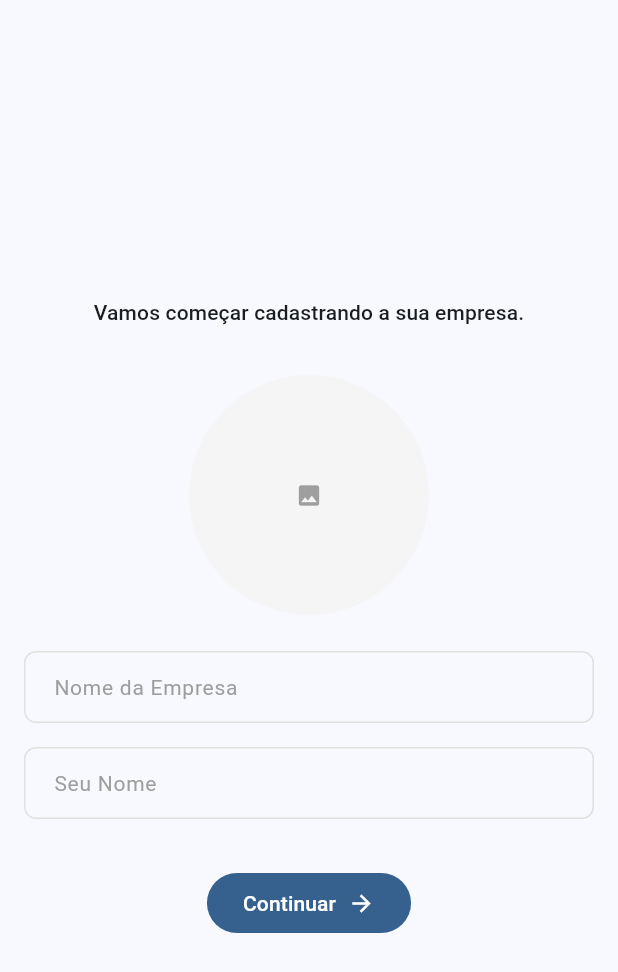
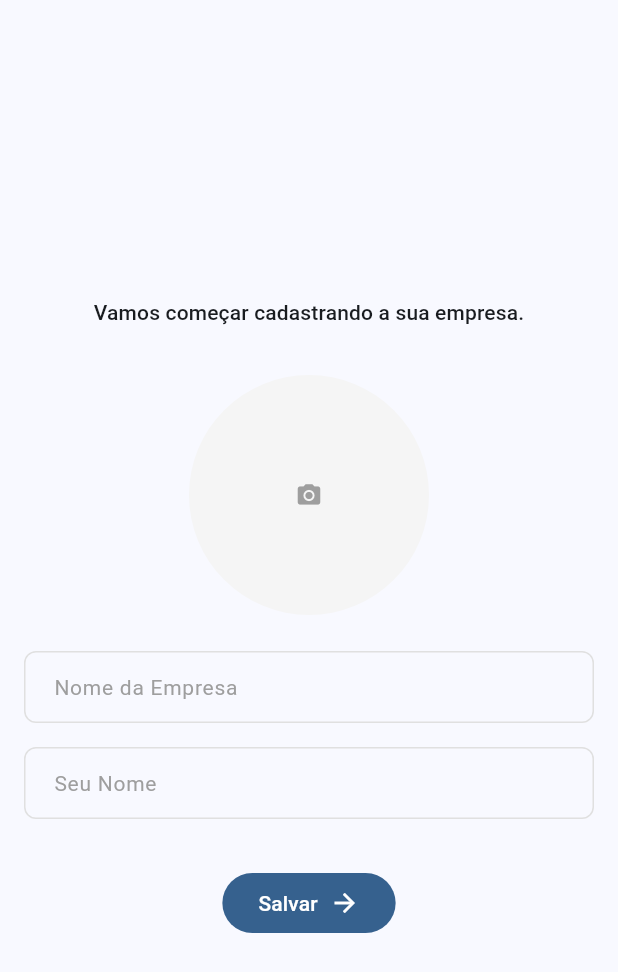
Before and after one commit to Jhone0202/lucro_simples, a Flutter app: the screen it shows after launch, after a tap on "Começar", on a phone screen of 412 x 824 dp. Shown: the top 972 px of the screen. Run offline on Flutter 3.47's test engine with Material 3 defaults, Android fonts, the phone set to English and light mode, and no system bars; our stand-ins replace fluttertoast, get_it, image_picker, sqflite; accounts and stored records are empty.

Commit message:
task: fist acess page.

```diff
--- /dev/null
+++ b/lib/app_injector.dart
@@ -0,0 +1,29 @@
+import 'package:get_it/get_it.dart';
+import 'package:lucro_simples/repositories/company_repository_interface.dart';
+import 'package:lucro_simples/repositories/company_repository_sqlite.dart';
+import 'package:lucro_simples/repositories/customer_repository_interface.dart';
+import 'package:lucro_simples/repositories/customer_repository_sqlite.dart';
+import 'package:lucro_simples/repositories/product_repository_interface.dart';
+import 'package:lucro_simples/repositories/product_repository_sqlite.dart';
+import 'package:lucro_simples/repositories/sale_repository_interface.dart';
+import 'package:lucro_simples/repositories/sale_repository_sqlite.dart';
+
+final getIt = GetIt.instance;
+
+void appInjectorSetup() {
+  getIt.registerLazySingleton<ICompanyRepository>(
+    () => CompanyRepositorySqlite(),
+  );
+
+  getIt.registerLazySingleton<ICustomerRepository>(
+    () => CustomerRepositorySqlite(),
+  );
+
+  getIt.registerLazySingleton<IProductRepository>(
+    () => ProductRepositorySqlite(),
+  );
+
+  getIt.registerLazySingleton<ISaleRepository>(
+    () => SaleRepositorySqlite(),
+  );
+}
--- a/lib/components/primary_button.dart
+++ b/lib/components/rounded_button.dart
@@ -2,7 +2,7 @@ import 'package:flutter/foundation.dart';
 import 'package:flutter/material.dart';
 import 'package:lucro_simples/utils/feedback_user.dart';
 
-class PrimaryButton extends StatefulWidget {
+class RoundedButton extends StatefulWidget {
   final String title;
   final Function? onPressed;
   final bool expanded;
@@ -15,7 +15,7 @@ class PrimaryButton extends StatefulWidget {
   final bool small;
   final Color? contentColor;
 
-  const PrimaryButton({
+  const RoundedButton({
     super.key,
     required this.title,
     this.onPressed,
@@ -31,10 +31,10 @@ class PrimaryButton extends StatefulWidget {
   });
 
   @override
-  State<PrimaryButton> createState() => _PrimaryButtonState();
+  State<RoundedButton> createState() => _RoundedButtonState();
 }
 
-class _PrimaryButtonState extends State<PrimaryButton> {
+class _RoundedButtonState extends State<RoundedButton> {
   bool _isLoading = false;
 
   Future<void> _handleOnPressed() async {
@@ -85,14 +85,11 @@ class _PrimaryButtonState extends State<PrimaryButton> {
             _isLoading || widget.onPressed == null ? null : _handleOnPressed,
         style: FilledButton.styleFrom(
           visualDensity: widget.small ? VisualDensity.compact : null,
-          shape: RoundedRectangleBorder(
-            borderRadius: BorderRadius.circular(6),
-          ),
           disabledBackgroundColor: Colors.grey,
           disabledForegroundColor: Colors.white70,
           padding: widget.small
               ? const EdgeInsets.symmetric(horizontal: 8, vertical: 4)
-              : const EdgeInsets.all(20),
+              : null,
           backgroundColor: widget.backgroundColor,
           foregroundColor: widget.contentColor,
         ),
@@ -111,10 +108,6 @@ class _PrimaryButtonState extends State<PrimaryButton> {
               const SizedBox(width: 8),
               Text(widget.loadingTitle),
             ] else ...[
-              if (widget.iconData != null) ...[
-                Icon(widget.iconData, size: widget.small ? 14 : 20),
-                SizedBox(width: widget.small ? 4 : 8),
-              ],
               Flexible(
                 child: Text(
                   widget.title,
@@ -123,6 +116,10 @@ class _PrimaryButtonState extends State<PrimaryButton> {
                   style: TextStyle(fontSize: widget.small ? 12 : null),
                 ),
               ),
+              if (widget.iconData != null) ...[
+                SizedBox(width: widget.small ? 4 : 8),
+                Icon(widget.iconData, size: widget.small ? 14 : 20),
+              ],
             ]
           ],
         ),
--- a/lib/main.dart
+++ b/lib/main.dart
@@ -1,6 +1,8 @@
 import 'package:flutter/material.dart';
+import 'package:lucro_simples/app_injector.dart';
 import 'package:lucro_simples/app_widget.dart';
 
 void main() {
+  appInjectorSetup();
   runApp(const MyApp());
 }
--- /dev/null
+++ b/lib/managers/session_manager.dart
@@ -0,0 +1,11 @@
+import 'package:lucro_simples/entities/company.dart';
+
+class SessionManager {
+  static Company? _company;
+
+  static Company? get loggedCompany => _company;
+
+  static Future initSession(Company company) async {
+    _company = company;
+  }
+}
--- a/lib/pages/onboarding/intro_company_page.dart
+++ b/lib/pages/onboarding/intro_company_page.dart
@@ -2,7 +2,12 @@ import 'dart:io';
 
 import 'package:flutter/material.dart';
 import 'package:image_picker/image_picker.dart';
+import 'package:lucro_simples/app_injector.dart';
+import 'package:lucro_simples/components/rounded_button.dart';
 import 'package:lucro_simples/entities/company.dart';
+import 'package:lucro_simples/managers/session_manager.dart';
+import 'package:lucro_simples/pages/home_page.dart';
+import 'package:lucro_simples/repositories/company_repository_interface.dart';
 import 'package:lucro_simples/utils/input_decorations.dart';
 import 'package:path_provider/path_provider.dart';
 
@@ -15,21 +20,41 @@ class IntroCompanyPage extends StatefulWidget {
 }
 
 class _IntroCompanyPageState extends State<IntroCompanyPage> {
-  final _company = Company(name: '', userName: '');
-  final _picker = ImagePicker();
+  final picker = ImagePicker();
+
+  final repository = getIt.get<ICompanyRepository>();
+  final company = Company(name: '', userName: '');
+  final formKey = GlobalKey<FormState>();
+
+  final nameController = TextEditingController();
+  final userNameController = TextEditingController();
 
   Future _selectPhoto() async {
-    final pickedFile = await _picker.pickImage(source: ImageSource.gallery);
+    final pickedFile = await picker.pickImage(source: ImageSource.gallery);
 
     if (pickedFile != null) {
-      final appDir = await getApplicationDocumentsDirectory();
+      final dir = await getApplicationDocumentsDirectory();
       final fileName = pickedFile.name;
-      final savedImage =
-          await File(pickedFile.path).copy('${appDir.path}/$fileName');
+      final saved = await File(pickedFile.path).copy('${dir.path}/$fileName');
 
-      setState(() {
-        _company.photoURL = savedImage.path; // Salva o caminho da imagem
-      });
+      company.photoURL = saved.path;
+      setState(() {});
+    }
+  }
+
+  Future _saveAndInitSession() async {
+    company.name = nameController.text;
+    company.userName = nameController.text;
+
+    final saved = await repository.registerNewCompany(company);
+    SessionManager.initSession(saved);
+
+    if (mounted) {
+      Navigator.pushNamedAndRemoveUntil(
+        context,
+        HomePage.routeName,
+        (route) => false,
+      );
     }
   }
 
@@ -57,52 +82,54 @@ class _IntroCompanyPageState extends State<IntroCompanyPage> {
                 backgroundColor: Colors.grey.shade100,
                 padding: EdgeInsets.zero,
               ),
-              child: _company.photoURL != null
+              child: company.photoURL != null
                   ? ClipOval(
                       child: Image.file(
-                        File(_company.photoURL!),
+                        File(company.photoURL!),
                         fit: BoxFit.cover,
                         width: 160,
                         height: 160,
                       ),
                     )
                   : const Icon(
-                      Icons.photo,
+                      Icons.camera_alt,
                       color: Colors.grey,
                     ),
             ),
             const SizedBox(height: 24),
             Form(
+              key: formKey,
               child: Column(
                 children: [
                   TextFormField(
+                    controller: nameController,
                     decoration: defaultFormDecoration(context).copyWith(
                       labelText: 'Nome da Empresa',
                     ),
+                    validator: (v) => v?.trim().isEmpty == true
+                        ? 'Por favor, informe o nome da sua empresa.'
+                        : null,
                   ),
                   const SizedBox(height: 16),
                   TextFormField(
+                    controller: userNameController,
                     decoration: defaultFormDecoration(context).copyWith(
                       labelText: 'Seu Nome',
                     ),
+                    validator: (v) => v?.trim().isEmpty == true
+                        ? 'Por favor, informe o seu nome.'
+                        : null,
                   ),
                 ],
               ),
             ),
             const SizedBox(height: 32),
-            FilledButton(
-              onPressed: () => Navigator.pushNamed(
-                context,
-                IntroCompanyPage.routeName,
-              ),
-              child: const Row(
-                mainAxisSize: MainAxisSize.min,
-                children: [
-                  Text('Continuar'),
-                  SizedBox(width: 8),
-                  Icon(Icons.arrow_forward),
-                ],
-              ),
+            RoundedButton(
+              onPressed: _saveAndInitSession,
+              title: 'Salvar',
+              iconData: Icons.arrow_forward,
+              expanded: false,
+              formKey: formKey,
             ),
           ],
         ),
--- a/lib/pages/onboarding/intro_page.dart
+++ b/lib/pages/onboarding/intro_page.dart
@@ -1,8 +1,9 @@
 import 'package:flutter/material.dart';
+import 'package:lucro_simples/components/rounded_button.dart';
 import 'package:lucro_simples/pages/onboarding/intro_company_page.dart';
 
 class IntroPage extends StatefulWidget {
-  static const String routeName = '/';
+  static const String routeName = '/intro_page';
   const IntroPage({super.key});
 
   @override
@@ -29,19 +30,14 @@ class _IntroPageState extends State<IntroPage> {
               textAlign: TextAlign.center,
             ),
             const SizedBox(height: 16),
-            FilledButton(
+            RoundedButton(
               onPressed: () => Navigator.pushNamed(
                 context,
                 IntroCompanyPage.routeName,
               ),
-              child: const Row(
-                mainAxisSize: MainAxisSize.min,
-                children: [
-                  Text('Começar'),
-                  SizedBox(width: 8),
-                  Icon(Icons.arrow_forward),
-                ],
-              ),
+              title: 'Começar',
+              iconData: Icons.arrow_forward,
+              expanded: false,
             ),
           ],
         ),
--- a/lib/pages/splash_page.dart
+++ b/lib/pages/splash_page.dart
@@ -1,9 +1,12 @@
 import 'package:flutter/material.dart';
+import 'package:lucro_simples/app_injector.dart';
+import 'package:lucro_simples/managers/session_manager.dart';
 import 'package:lucro_simples/pages/home_page.dart';
 import 'package:lucro_simples/pages/onboarding/intro_page.dart';
+import 'package:lucro_simples/repositories/company_repository_interface.dart';
 
 class SplashPage extends StatefulWidget {
-  static const String routeName = '/splash';
+  static const String routeName = '/';
   const SplashPage({super.key});
 
   @override
@@ -11,7 +14,7 @@ class SplashPage extends StatefulWidget {
 }
 
 class _SplashPageState extends State<SplashPage> {
-  final bool _introFinished = false;
+  final repository = getIt.get<ICompanyRepository>();
 
   @override
   void initState() {
@@ -19,12 +22,18 @@ class _SplashPageState extends State<SplashPage> {
     _firstLoad();
   }
 
-  void _firstLoad() {
-    Navigator.pushNamedAndRemoveUntil(
-      context,
-      _introFinished ? HomePage.routeName : IntroPage.routeName,
-      (route) => false,
-    );
+  Future _firstLoad() async {
+    final savedCompany = await repository.getSavedCompany();
+
+    if (savedCompany != null) SessionManager.initSession(savedCompany);
+
+    if (mounted) {
+      Navigator.pushNamedAndRemoveUntil(
+        context,
+        savedCompany != null ? HomePage.routeName : IntroPage.routeName,
+        (route) => false,
+      );
+    }
   }
 
   @override
--- a/lib/repositories/company_repository_interface.dart
+++ b/lib/repositories/company_repository_interface.dart
@@ -2,4 +2,5 @@ import 'package:lucro_simples/entities/company.dart';
 
 abstract class ICompanyRepository {
   Future<Company> registerNewCompany(Company company);
+  Future<Company?> getSavedCompany();
 }
--- a/lib/repositories/company_repository_sqlite.dart
+++ b/lib/repositories/company_repository_sqlite.dart
@@ -33,4 +33,15 @@ class CompanyRepositorySqlite extends ICompanyRepository {
 
     return Company.fromMap(res.first);
   }
+
+  @override
+  Future<Company?> getSavedCompany() async {
+    final database = await LsDatabase().db;
+
+    final res = await database.query('companies', limit: 1);
+
+    if (res.isEmpty) return null;
+
+    return Company.fromMap(res.first);
+  }
 }
--- a/pubspec.yaml
+++ b/pubspec.yaml
@@ -40,6 +40,7 @@ dependencies:
   path_provider: ^2.1.4
   fluttertoast: ^8.2.8
   image_picker: ^1.1.2
+  get_it: ^8.0.3
 
 
 dev_dependencies:
```
Also changed, not shown: pubspec.lock.
